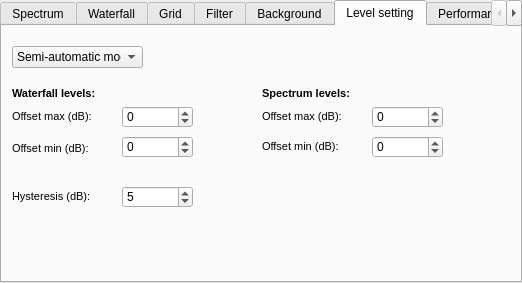
Above: Sources/PanoramOpt.ui from Tsukihime/OpenExpertSDR before the change. Below: the same form after it.
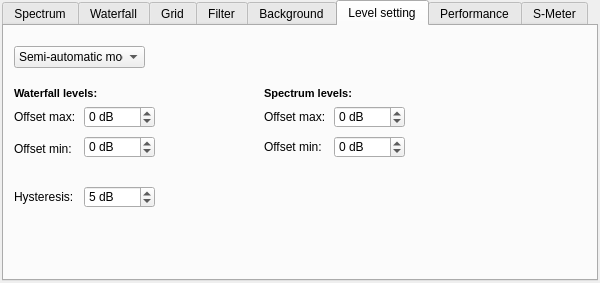
That is the form after the change. The open tabs and pages were chosen to show the change. Icons and pictures are not drawn.

Commit message: panarama fonts panopt gui resources

The edit to the form file:
```diff
--- a/Sources/PanoramOpt.ui
+++ b/Sources/PanoramOpt.ui
@@ -6,7 +6,7 @@
    <rect>
     <x>0</x>
     <y>0</y>
-    <width>522</width>
+    <width>600</width>
     <height>283</height>
    </rect>
   </property>
@@ -18,16 +18,16 @@
     <number>0</number>
    </property>
    <property name="leftMargin">
-    <number>0</number>
+    <number>2</number>
    </property>
    <property name="topMargin">
     <number>0</number>
    </property>
    <property name="rightMargin">
-    <number>0</number>
+    <number>2</number>
    </property>
    <property name="bottomMargin">
-    <number>0</number>
+    <number>2</number>
    </property>
    <item>
     <widget class="QTabWidget" name="tabWidget1">
@@ -1544,12 +1544,15 @@
       <widget class="QSpinBox" name="sbWfMinOffset">
        <property name="geometry">
         <rect>
-         <x>120</x>
+         <x>80</x>
          <y>110</y>
          <width>71</width>
          <height>22</height>
         </rect>
        </property>
+       <property name="suffix">
+        <string> dB</string>
+       </property>
        <property name="minimum">
         <number>-100</number>
        </property>
@@ -1563,12 +1566,15 @@
       <widget class="QSpinBox" name="sbHysteresis">
        <property name="geometry">
         <rect>
-         <x>120</x>
+         <x>80</x>
          <y>160</y>
          <width>71</width>
          <height>22</height>
         </rect>
        </property>
+       <property name="suffix">
+        <string> dB</string>
+       </property>
        <property name="minimum">
         <number>0</number>
        </property>
@@ -1585,12 +1591,18 @@
       <widget class="QSpinBox" name="sbWfMaxOffset">
        <property name="geometry">
         <rect>
-         <x>120</x>
+         <x>80</x>
          <y>80</y>
          <width>71</width>
          <height>22</height>
         </rect>
        </property>
+       <property name="suffix">
+        <string> dB</string>
+       </property>
+       <property name="prefix">
+        <string/>
+       </property>
        <property name="minimum">
         <number>-100</number>
        </property>
@@ -1606,16 +1618,12 @@
         <rect>
          <x>10</x>
          <y>112</y>
-         <width>111</width>
+         <width>60</width>
          <height>21</height>
         </rect>
        </property>
        <property name="text">
-        <string>&lt;!DOCTYPE HTML PUBLIC &quot;-//W3C//DTD HTML 4.0//EN&quot; &quot;http://www.w3.org/TR/REC-html40/strict.dtd&quot;&gt;
-&lt;html&gt;&lt;head&gt;&lt;meta name=&quot;qrichtext&quot; content=&quot;1&quot; /&gt;&lt;style type=&quot;text/css&quot;&gt;
-p, li { white-space: pre-wrap; }
-&lt;/style&gt;&lt;/head&gt;&lt;body style=&quot; font-family:'MS Shell Dlg 2'; font-size:8.25pt; font-weight:400; font-style:normal;&quot;&gt;
-&lt;p style=&quot; margin-top:0px; margin-bottom:0px; margin-left:0px; margin-right:0px; -qt-block-indent:0; text-indent:0px;&quot;&gt;&lt;span style=&quot; font-size:8pt;&quot;&gt;Offset min (dB):&lt;/span&gt;&lt;/p&gt;&lt;/body&gt;&lt;/html&gt;</string>
+        <string>Offset min:</string>
        </property>
       </widget>
       <widget class="QLabel" name="label_75">
@@ -1623,16 +1631,12 @@
         <rect>
          <x>10</x>
          <y>160</y>
-         <width>111</width>
+         <width>60</width>
          <height>21</height>
         </rect>
        </property>
        <property name="text">
-        <string>&lt;!DOCTYPE HTML PUBLIC &quot;-//W3C//DTD HTML 4.0//EN&quot; &quot;http://www.w3.org/TR/REC-html40/strict.dtd&quot;&gt;
-&lt;html&gt;&lt;head&gt;&lt;meta name=&quot;qrichtext&quot; content=&quot;1&quot; /&gt;&lt;style type=&quot;text/css&quot;&gt;
-p, li { white-space: pre-wrap; }
-&lt;/style&gt;&lt;/head&gt;&lt;body style=&quot; font-family:'MS Shell Dlg 2'; font-size:8.25pt; font-weight:400; font-style:normal;&quot;&gt;
-&lt;p style=&quot; margin-top:0px; margin-bottom:0px; margin-left:0px; margin-right:0px; -qt-block-indent:0; text-indent:0px;&quot;&gt;&lt;span style=&quot; font-size:8pt;&quot;&gt;Hysteresis (dB):&lt;/span&gt;&lt;/p&gt;&lt;/body&gt;&lt;/html&gt;</string>
+        <string>Hysteresis:</string>
        </property>
       </widget>
       <widget class="QLabel" name="label_3">
@@ -1657,16 +1661,12 @@
         <rect>
          <x>10</x>
          <y>80</y>
-         <width>111</width>
+         <width>60</width>
          <height>21</height>
         </rect>
        </property>
        <property name="text">
-        <string>&lt;!DOCTYPE HTML PUBLIC &quot;-//W3C//DTD HTML 4.0//EN&quot; &quot;http://www.w3.org/TR/REC-html40/strict.dtd&quot;&gt;
-&lt;html&gt;&lt;head&gt;&lt;meta name=&quot;qrichtext&quot; content=&quot;1&quot; /&gt;&lt;style type=&quot;text/css&quot;&gt;
-p, li { white-space: pre-wrap; }
-&lt;/style&gt;&lt;/head&gt;&lt;body style=&quot; font-family:'MS Shell Dlg 2'; font-size:8.25pt; font-weight:400; font-style:normal;&quot;&gt;
-&lt;p style=&quot; margin-top:0px; margin-bottom:0px; margin-left:0px; margin-right:0px; -qt-block-indent:0; text-indent:0px;&quot;&gt;&lt;span style=&quot; font-size:8pt;&quot;&gt;Offset max (dB):&lt;/span&gt;&lt;/p&gt;&lt;/body&gt;&lt;/html&gt;</string>
+        <string>Offset max:</string>
        </property>
       </widget>
       <widget class="QLabel" name="label_77">
@@ -1674,16 +1674,12 @@
         <rect>
          <x>260</x>
          <y>80</y>
-         <width>111</width>
+         <width>60</width>
          <height>21</height>
         </rect>
        </property>
        <property name="text">
-        <string>&lt;!DOCTYPE HTML PUBLIC &quot;-//W3C//DTD HTML 4.0//EN&quot; &quot;http://www.w3.org/TR/REC-html40/strict.dtd&quot;&gt;
-&lt;html&gt;&lt;head&gt;&lt;meta name=&quot;qrichtext&quot; content=&quot;1&quot; /&gt;&lt;style type=&quot;text/css&quot;&gt;
-p, li { white-space: pre-wrap; }
-&lt;/style&gt;&lt;/head&gt;&lt;body style=&quot; font-family:'MS Shell Dlg 2'; font-size:8.25pt; font-weight:400; font-style:normal;&quot;&gt;
-&lt;p style=&quot; margin-top:0px; margin-bottom:0px; margin-left:0px; margin-right:0px; -qt-block-indent:0; text-indent:0px;&quot;&gt;&lt;span style=&quot; font-size:8pt;&quot;&gt;Offset max (dB):&lt;/span&gt;&lt;/p&gt;&lt;/body&gt;&lt;/html&gt;</string>
+        <string>Offset max:</string>
        </property>
       </widget>
       <widget class="QLabel" name="label_4">
@@ -1708,27 +1704,26 @@
         <rect>
          <x>260</x>
          <y>110</y>
-         <width>111</width>
+         <width>60</width>
          <height>21</height>
         </rect>
        </property>
        <property name="text">
-        <string>&lt;!DOCTYPE HTML PUBLIC &quot;-//W3C//DTD HTML 4.0//EN&quot; &quot;http://www.w3.org/TR/REC-html40/strict.dtd&quot;&gt;
-&lt;html&gt;&lt;head&gt;&lt;meta name=&quot;qrichtext&quot; content=&quot;1&quot; /&gt;&lt;style type=&quot;text/css&quot;&gt;
-p, li { white-space: pre-wrap; }
-&lt;/style&gt;&lt;/head&gt;&lt;body style=&quot; font-family:'MS Shell Dlg 2'; font-size:8.25pt; font-weight:400; font-style:normal;&quot;&gt;
-&lt;p style=&quot; margin-top:0px; margin-bottom:0px; margin-left:0px; margin-right:0px; -qt-block-indent:0; text-indent:0px;&quot;&gt;&lt;span style=&quot; font-size:8pt;&quot;&gt;Offset min (dB):&lt;/span&gt;&lt;/p&gt;&lt;/body&gt;&lt;/html&gt;</string>
+        <string>Offset min:</string>
        </property>
       </widget>
       <widget class="QSpinBox" name="sbSpMinOffset">
        <property name="geometry">
         <rect>
-         <x>370</x>
+         <x>330</x>
          <y>110</y>
          <width>71</width>
          <height>22</height>
         </rect>
        </property>
+       <property name="suffix">
+        <string> dB</string>
+       </property>
        <property name="minimum">
         <number>-100</number>
        </property>
@@ -1742,12 +1737,15 @@
       <widget class="QSpinBox" name="sbSpMaxOffset">
        <property name="geometry">
         <rect>
-         <x>370</x>
+         <x>330</x>
          <y>80</y>
          <width>71</width>
          <height>22</height>
         </rect>
        </property>
+       <property name="suffix">
+        <string> dB</string>
+       </property>
        <property name="minimum">
         <number>-100</number>
        </property>
```
Left out of the diff: 116 changed lines with no effect on the pictures. The commit also changes 15 other files.
